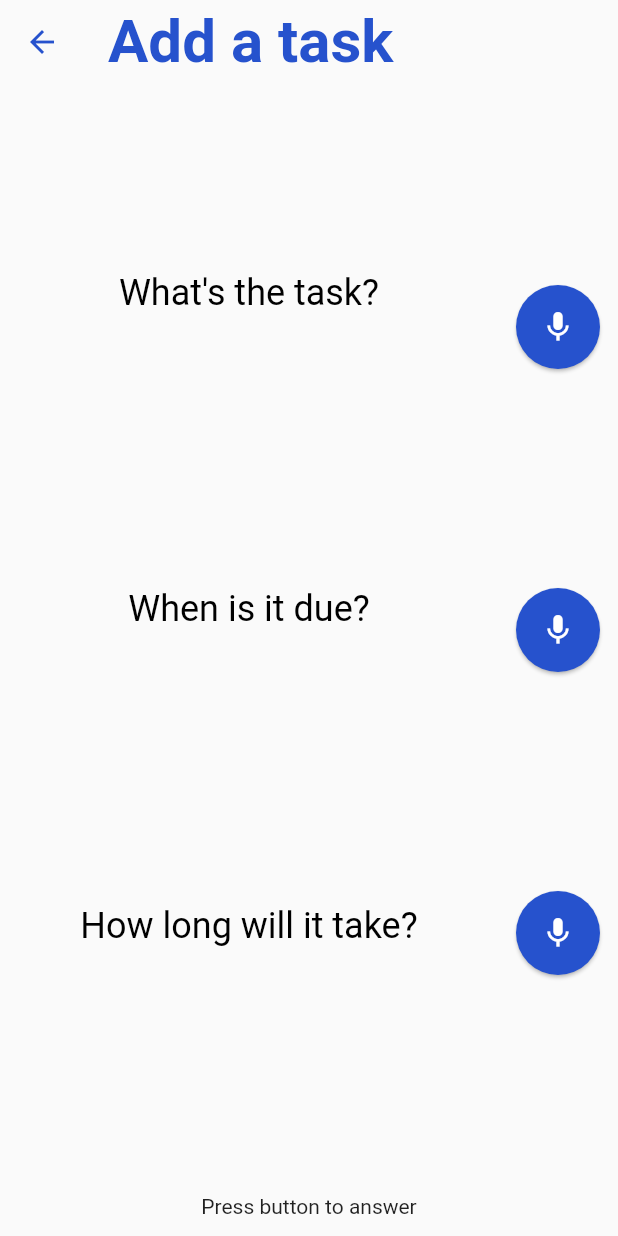
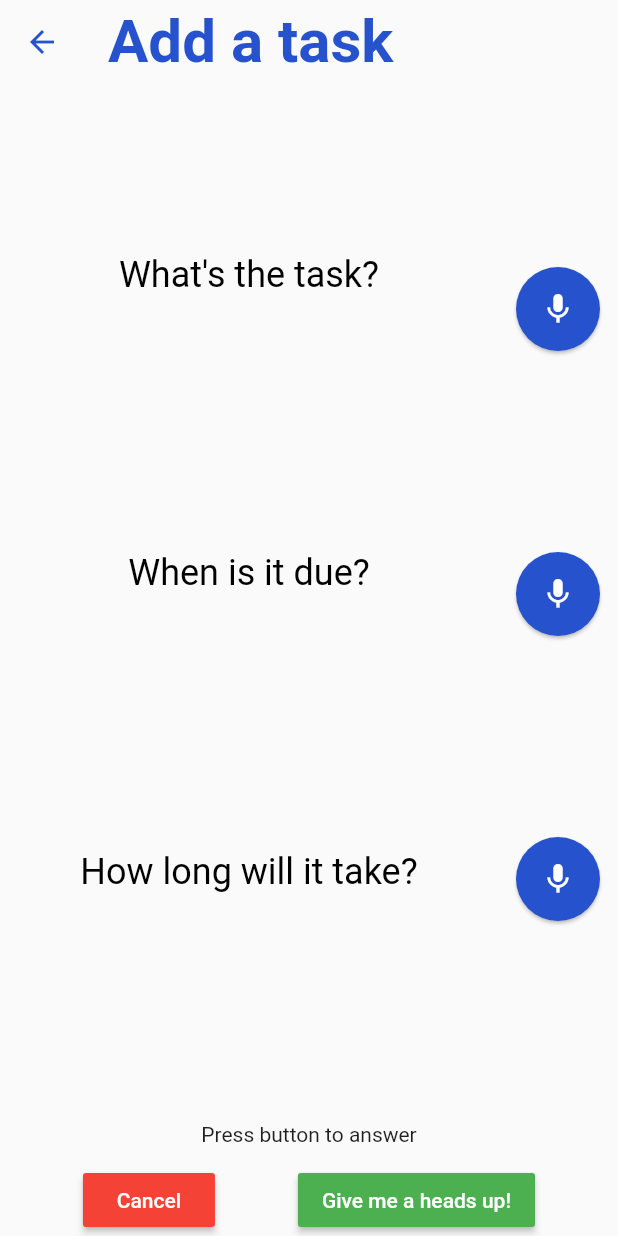
Before and after one commit to kelwishahy/heads-up-prototype, a Flutter app: the screen it shows after launch, after a tap on the "mic" icon, on a phone screen of 412 x 824 dp. Run offline on Flutter 3.47's test engine with Material 2 defaults, Android fonts, the phone set to English and light mode, and no system bars; our stand-ins replace speech_to_text; Roboto replaces fonts that are missing (Arial).

Commit message:
Added save & cancel on voice page, input validation on add task via keybaord dialog

```diff
--- a/heads_up_prototype/lib/pages/dictate_task_page.dart
+++ b/heads_up_prototype/lib/pages/dictate_task_page.dart
@@ -1,4 +1,5 @@
 import 'package:flutter/material.dart';
+import 'package:heads_up_prototype/components/button.dart';
 import 'package:speech_to_text/speech_to_text.dart';
 import 'package:speech_to_text/speech_recognition_result.dart';
 import 'package:flutter/foundation.dart';
@@ -67,12 +68,7 @@ class _DictatePageState extends State<DictatePage> {
         appBar: AppBar(
           title: const Text('Add a task'),
         ),
-        body: WillPopScope(
-            onWillPop: () async {
-              Navigator.pop(context, [_task, _dueDate, _hoursToComplete]);
-              return true;
-            },
-            child: Column(
+        body: Column(
           children: [
             Expanded(
               child: Row(
@@ -95,8 +91,7 @@ class _DictatePageState extends State<DictatePage> {
                                 Text(
                                   _task,
                                   style: const TextStyle(
-                                          color: Color(0xff2652cd),
-                                          fontSize: 24),
+                                      color: Color(0xff2652cd), fontSize: 24),
                                 ),
                               ],
                             )),
@@ -113,8 +108,7 @@ class _DictatePageState extends State<DictatePage> {
                                 Text(
                                   _dueDate,
                                   style: const TextStyle(
-                                          color: Color(0xff2652cd),
-                                          fontSize: 24),
+                                      color: Color(0xff2652cd), fontSize: 24),
                                 ),
                               ],
                             )),
@@ -131,8 +125,7 @@ class _DictatePageState extends State<DictatePage> {
                                 Text(
                                   _hoursToComplete,
                                   style: const TextStyle(
-                                          color: Color(0xff2652cd),
-                                          fontSize: 24),
+                                      color: Color(0xff2652cd), fontSize: 24),
                                 ),
                               ],
                             )),
@@ -190,10 +183,28 @@ class _DictatePageState extends State<DictatePage> {
             ),
             Padding(
               padding: const EdgeInsets.all(12.0),
-                  child: Text(
-                      isListening ? 'Listening...' : 'Press button to answer'),
+              child:
+                  Text(isListening ? 'Listening...' : 'Press button to answer'),
             ),
+            Row(
+              mainAxisAlignment: MainAxisAlignment.spaceEvenly,
+              children: [
+                Button(
+                    buttonText: 'Cancel',
+                    onPressed: () {
+                      Navigator.pop(context);
+                    },
+                    colour: Colors.red),
+                Button(
+                    buttonText: 'Give me a heads up!',
+                    onPressed: () {
+                      Navigator.pop(
+                          context, [_task, _dueDate, _hoursToComplete]);
+                    },
+                    colour: Colors.green),
               ],
-            )));
+            )
+          ],
+        ));
   }
 }
--- a/heads_up_prototype/lib/pages/home_page.dart
+++ b/heads_up_prototype/lib/pages/home_page.dart
@@ -51,6 +51,7 @@ class _HomePageState extends State<HomePage> {
         DateFormat.yMMMMd('en_US').format(dueDate),
         int.parse(_hoursToCompleteController.text)
       ]);
+      setDueDate(DateTime.now());
     });
     _taskNameController.clear();
     _hoursToCompleteController.clear();
```
Also changed, not shown: heads_up_prototype/lib/components/add_task_dialog.dart (+13 -1 lines), heads_up_prototype/lib/components/dictate_task_dialog.dart (deleted, +0 -15 lines), 1 other file. Lines whose indentation alone changed are shown as unchanged.
